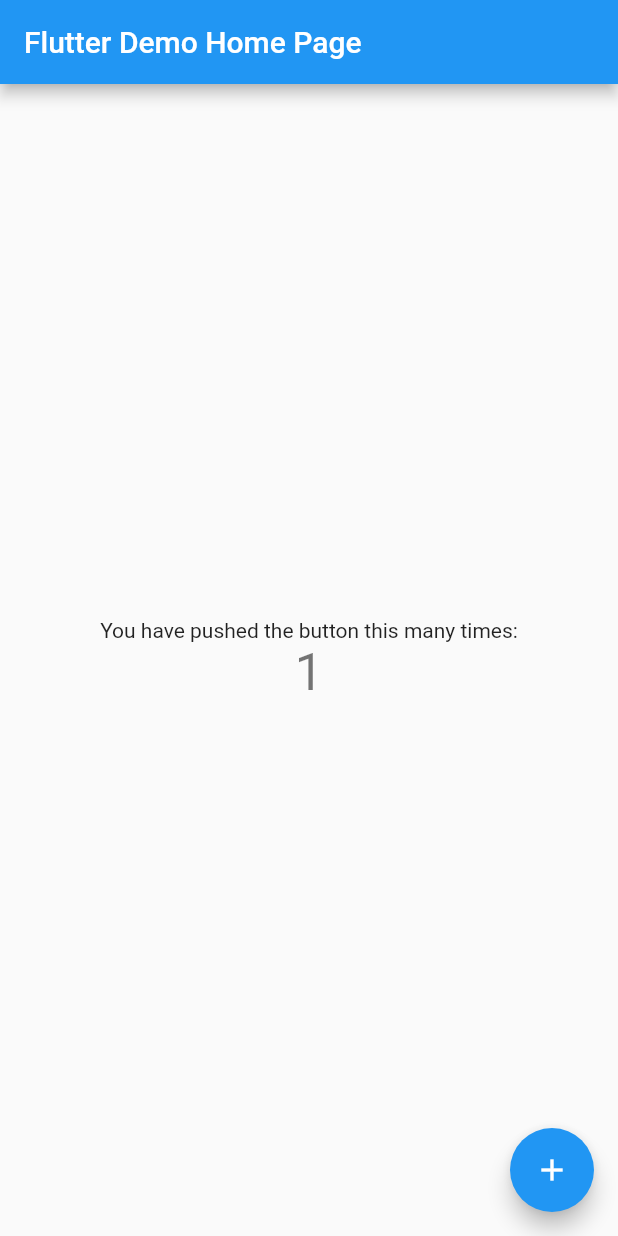
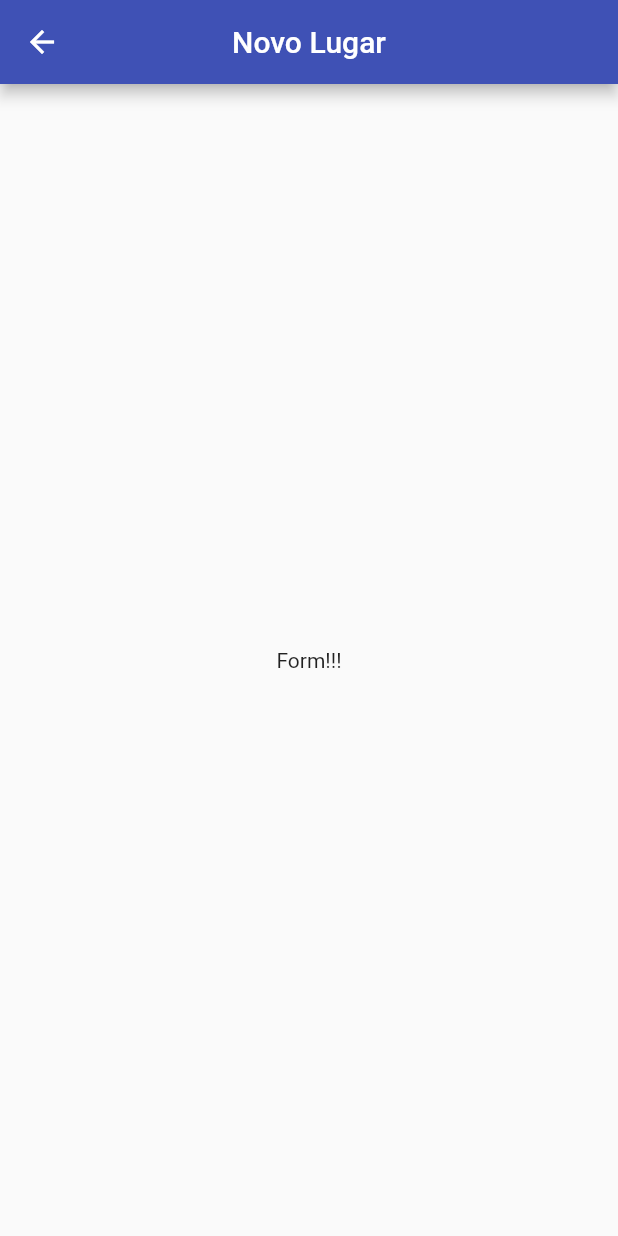
Before and after one commit to portelaoliveira/great-places, a Flutter app: the screen it shows after launch, after a tap on the "add" icon, on a phone screen of 412 x 824 dp. Run offline on Flutter 3.47's test engine with Material 2 defaults, Android fonts, the phone set to English and light mode, and no system bars.

Commit message:
Estrutura inicial do projeto.

```diff
--- a/lib/main.dart
+++ b/lib/main.dart
@@ -1,4 +1,7 @@
 import 'package:flutter/material.dart';
+import 'package:great_places/screens/place_form_screen.dart';
+import 'package:great_places/screens/places_list_screen.dart';
+import 'package:great_places/utils/app_routes.dart';
 
 void main() {
   runApp(const MyApp());
@@ -7,109 +10,17 @@ void main() {
 class MyApp extends StatelessWidget {
   const MyApp({super.key});
 
-  // This widget is the root of your application.
   @override
   Widget build(BuildContext context) {
     return MaterialApp(
-      title: 'Flutter Demo',
+      title: 'Great Places',
       theme: ThemeData(
-        // This is the theme of your application.
-        //
-        // Try running your application with "flutter run". You'll see the
-        // application has a blue toolbar. Then, without quitting the app, try
-        // changing the primarySwatch below to Colors.green and then invoke
-        // "hot reload" (press "r" in the console where you ran "flutter run",
-        // or simply save your changes to "hot reload" in a Flutter IDE).
-        // Notice that the counter didn't reset back to zero; the application
-        // is not restarted.
-        primarySwatch: Colors.blue,
+        primarySwatch: Colors.indigo,
       ),
-      home: const MyHomePage(title: 'Flutter Demo Home Page'),
+      home: const PlacesListScreen(),
+      routes: {
+        AppRoutes.placeForm: (cxt) => const PlaceFormScreen(),
+      },
     );
   }
 }
-
-class MyHomePage extends StatefulWidget {
-  const MyHomePage({super.key, required this.title});
-
-  // This widget is the home page of your application. It is stateful, meaning
-  // that it has a State object (defined below) that contains fields that affect
-  // how it looks.
-
-  // This class is the configuration for the state. It holds the values (in this
-  // case the title) provided by the parent (in this case the App widget) and
-  // used by the build method of the State. Fields in a Widget subclass are
-  // always marked "final".
-
-  final String title;
-
-  @override
-  State<MyHomePage> createState() => _MyHomePageState();
-}
-
-class _MyHomePageState extends State<MyHomePage> {
-  int _counter = 0;
-
-  void _incrementCounter() {
-    setState(() {
-      // This call to setState tells the Flutter framework that something has
-      // changed in this State, which causes it to rerun the build method below
-      // so that the display can reflect the updated values. If we changed
-      // _counter without calling setState(), then the build method would not be
-      // called again, and so nothing would appear to happen.
-      _counter++;
-    });
-  }
-
-  @override
-  Widget build(BuildContext context) {
-    // This method is rerun every time setState is called, for instance as done
-    // by the _incrementCounter method above.
-    //
-    // The Flutter framework has been optimized to make rerunning build methods
-    // fast, so that you can just rebuild anything that needs updating rather
-    // than having to individually change instances of widgets.
-    return Scaffold(
-      appBar: AppBar(
-        // Here we take the value from the MyHomePage object that was created by
-        // the App.build method, and use it to set our appbar title.
-        title: Text(widget.title),
-      ),
-      body: Center(
-        // Center is a layout widget. It takes a single child and positions it
-        // in the middle of the parent.
-        child: Column(
-          // Column is also a layout widget. It takes a list of children and
-          // arranges them vertically. By default, it sizes itself to fit its
-          // children horizontally, and tries to be as tall as its parent.
-          //
-          // Invoke "debug painting" (press "p" in the console, choose the
-          // "Toggle Debug Paint" action from the Flutter Inspector in Android
-          // Studio, or the "Toggle Debug Paint" command in Visual Studio Code)
-          // to see the wireframe for each widget.
-          //
-          // Column has various properties to control how it sizes itself and
-          // how it positions its children. Here we use mainAxisAlignment to
-          // center the children vertically; the main axis here is the vertical
-          // axis because Columns are vertical (the cross axis would be
-          // horizontal).
-          mainAxisAlignment: MainAxisAlignment.center,
-          children: <Widget>[
-            const Text(
-              'You have pushed the button this many times:',
-            ),
-            Text(
-              '$_counter',
-              style: Theme.of(context).textTheme.headline4,
-            ),
-          ],
-        ),
-      ),
-      floatingActionButton: FloatingActionButton(
-        onPressed: _incrementCounter,
-        tooltip: 'Increment',
-        child: const Icon(Icons.add),
-      ), // This trailing comma makes auto-formatting nicer for build methods.
-    );
-  }
-}
--- /dev/null
+++ b/lib/screens/place_form_screen.dart
@@ -0,0 +1,23 @@
+import 'package:flutter/material.dart';
+
+class PlaceFormScreen extends StatefulWidget {
+  const PlaceFormScreen({Key? key}) : super(key: key);
+
+  @override
+  State<PlaceFormScreen> createState() => _PlaceFormScreenState();
+}
+
+class _PlaceFormScreenState extends State<PlaceFormScreen> {
+  @override
+  Widget build(BuildContext context) {
+    return Scaffold(
+      appBar: AppBar(
+        title: const Text('Novo Lugar'),
+        centerTitle: true,
+      ),
+      body: const Center(
+        child: Text('Form!!!'),
+      ),
+    );
+  }
+}
--- /dev/null
+++ b/lib/screens/places_list_screen.dart
@@ -0,0 +1,28 @@
+import 'package:flutter/cupertino.dart';
+import 'package:flutter/material.dart';
+import 'package:great_places/utils/app_routes.dart';
+
+class PlacesListScreen extends StatelessWidget {
+  const PlacesListScreen({super.key});
+
+  @override
+  Widget build(BuildContext context) {
+    return Scaffold(
+      appBar: AppBar(
+        title: Text("Meus Lugares"),
+        centerTitle: true,
+        actions: <Widget>[
+          IconButton(
+            onPressed: () {
+              Navigator.of(context).pushNamed(AppRoutes.placeForm);
+            },
+            icon: const Icon(Icons.add),
+          ),
+        ],
+      ),
+      body: const Center(
+        child: CircularProgressIndicator(),
+      ),
+    );
+  }
+}
--- /dev/null
+++ b/lib/utils/app_routes.dart
@@ -0,0 +1,3 @@
+class AppRoutes {
+  static const String placeForm = '/place-form';
+}
```
